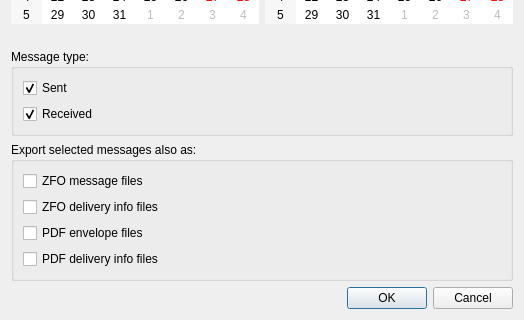
Qt form src/gui/ui/dlg_correspondence_overview.ui (psakar/datovka) before a commit; both pictures show x 0 to 524 and y 230 to 550 of the 524 by 550 pixel window.
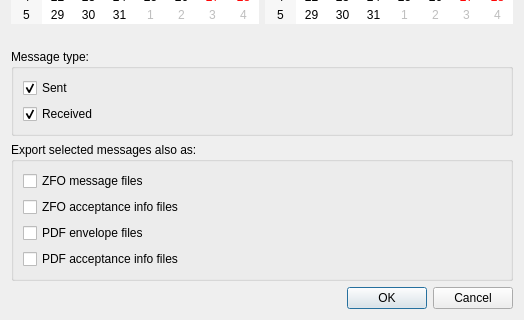
The same form after that commit.

Commit message: Fixed inconsistent translation of delivery and acceptance.

```diff
--- a/src/gui/ui/dlg_correspondence_overview.ui
+++ b/src/gui/ui/dlg_correspondence_overview.ui
@@ -243,7 +243,7 @@
       <item>
        <widget class="QCheckBox" name="exportDeliveryZfoCheckBox">
         <property name="text">
-         <string>ZFO delivery info files</string>
+         <string>ZFO acceptance info files</string>
         </property>
        </widget>
       </item>
@@ -257,7 +257,7 @@
       <item>
        <widget class="QCheckBox" name="exportDeliveryPDFCheckBox">
         <property name="text">
-         <string>PDF delivery info files</string>
+         <string>PDF acceptance info files</string>
         </property>
        </widget>
       </item>
```
The commit also changes 16 other files.
